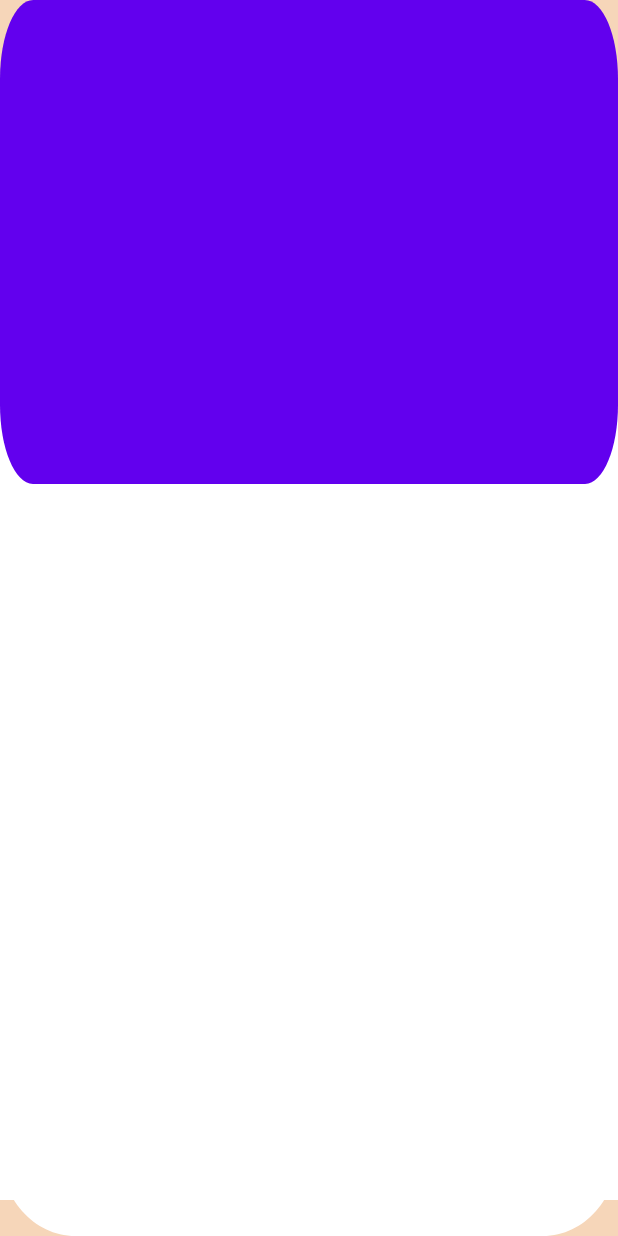
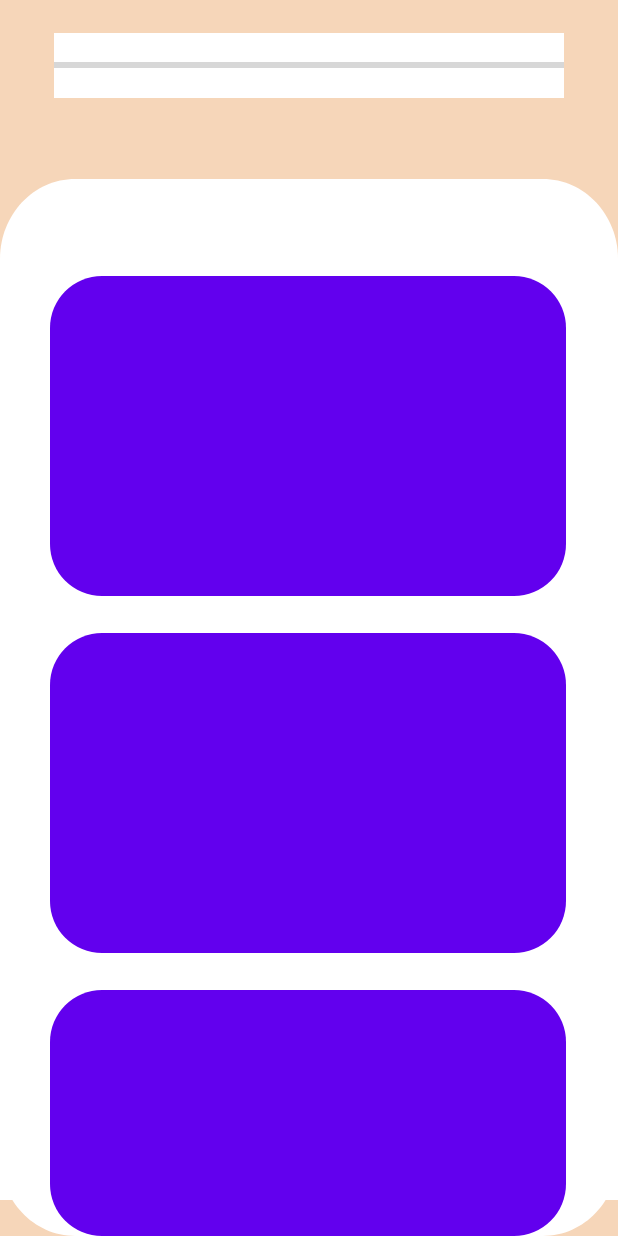
Before and after one commit to LilStupidPig20/Demo, an Android app: the screen it shows after launch (MainActivity), on a phone screen of 412 x 824 dp. Run offline under Robolectric (Android 15) with nearby library versions, the light colour scheme and no system bars.

Commit message:
кнопки v2

```diff
--- a/app/src/main/java/com/example/demo/MainActivity.java
+++ b/app/src/main/java/com/example/demo/MainActivity.java
@@ -1,8 +1,12 @@
 package com.example.demo;
 
 import androidx.appcompat.app.AppCompatActivity;
+import androidx.core.content.res.ResourcesCompat;
 
+import android.content.res.Resources;
+import android.graphics.drawable.Drawable;
 import android.os.Bundle;
+import android.widget.TextView;
 
 public class MainActivity extends AppCompatActivity {
 
@@ -10,5 +14,11 @@
     protected void onCreate(Bundle savedInstanceState) {
         super.onCreate(savedInstanceState);
         setContentView(R.layout.activity_main);
+
+        Resources res = getResources();
+        Drawable shape = ResourcesCompat.getDrawable(res, R.drawable.button_1_main_list, getTheme());
+
+        TextView tv1 = (TextView)findViewById(R.id.button1_main_list);
+        tv1.setBackground(shape);
     }
 }
--- a/app/src/main/res/drawable/button_1_main_list.xml
+++ b/app/src/main/res/drawable/button_1_main_list.xml
@@ -1,24 +1,10 @@
 <?xml version="1.0" encoding="utf-8"?>
-<vector
-    xmlns:android="http://schemas.android.com/apk/res/android"
-    xmlns:aapt="http://schemas.android.com/aapt"
-    android:width="977.55dp"
-    android:height="322.34dp"
-    android:viewportWidth="977.55"
-    android:viewportHeight="322.34"
-    >
+<shape xmlns:android="http://schemas.android.com/apk/res/android"
+    android:shape="rectangle" >
 
-    <group>
+    <solid android:color="@color/element_main_menu"/>
+    <size android:height="320px" />
+    <size android:width="977px" />
+    <corners android:radius="52px"/>
 
-        <clip-path
-            android:pathData="M52.5563 0H924.992C954.018 0 977.548 23.5303 977.548 52.5563V269.785C977.548 298.812 954.018 322.342 924.992 322.342H52.5563C23.5303 322.342 0 298.812 0 269.785V52.5563C0 23.5303 23.5303 0 52.5563 0Z"
-            />
-
-        <path
-            android:pathData="M0 0V322.342H977.548V0"
-            android:fillColor="#F2C5B7"
-            />
-
-    </group>
-
-</vector>
+</shape>
--- a/app/src/main/res/drawable/rectangle_1.xml
+++ b/app/src/main/res/drawable/rectangle_1.xml
@@ -2,8 +2,8 @@
 <vector
     xmlns:android="http://schemas.android.com/apk/res/android"
     xmlns:aapt="http://schemas.android.com/aapt"
-    android:width="1080.03dp"
-    android:height="1742.24dp"
+    android:width="1080px"
+    android:height="1742px"
     android:viewportWidth="1080.03"
     android:viewportHeight="1742.24"
     >
--- a/app/src/main/res/layout-v21/activity_main.xml
+++ b/app/src/main/res/layout-v21/activity_main.xml
@@ -24,11 +24,11 @@
 
     <View
         android:id="@+id/rectangle_1"
-        android:layout_width="1080.03dp"
-        android:layout_height="1742.24dp"
+        android:layout_width="1080px"
+        android:layout_height="1742px"
         android:layout_alignParentLeft="true"
         android:layout_alignParentTop="true"
-        android:layout_marginTop="68dp"
+        android:layout_marginTop="179px"
         android:background="@drawable/rectangle_1"
         />
 
@@ -44,11 +44,50 @@
         />
 
     <Button
-        android:id="@+id/button"
+        android:id="@+id/button1_main_list"
         android:layout_width="wrap_content"
         android:layout_height="wrap_content"
+        android:layout_marginTop="276px"
+        android:layout_marginLeft="50px"
+        android:layout_marginRight="52px"
         android:background="@drawable/button_1_main_list"
-        android:text="" />
+        android:stateListAnimator="@null"
+        />
 
+    <Button
+        android:id="@+id/button2_main_list"
+        android:layout_width="wrap_content"
+        android:layout_height="wrap_content"
+        android:layout_marginLeft="50px"
+        android:layout_marginRight="52px"
+        android:layout_below="@id/button1_main_list"
+        android:layout_marginTop="37px"
+        android:background="@drawable/button_1_main_list"
+        android:stateListAnimator="@null"
+        />
+
+    <Button
+        android:id="@+id/button3_main_list"
+        android:layout_width="wrap_content"
+        android:layout_height="wrap_content"
+        android:layout_marginLeft="50px"
+        android:layout_marginRight="52px"
+        android:layout_below="@id/button2_main_list"
+        android:layout_marginTop="37px"
+        android:background="@drawable/button_1_main_list"
+        android:stateListAnimator="@null"
+        />
+
+    <Button
+        android:id="@+id/button4_main_list"
+        android:layout_width="wrap_content"
+        android:layout_height="wrap_content"
+        android:layout_marginLeft="50px"
+        android:layout_marginRight="52px"
+        android:layout_below="@id/button3_main_list"
+        android:layout_marginTop="37px"
+        android:background="@drawable/button_1_main_list"
+        android:stateListAnimator="@null"
+        />
 
 </RelativeLayout>
--- a/app/src/main/res/layout/activity_main.xml
+++ b/app/src/main/res/layout/activity_main.xml
@@ -2,6 +2,7 @@
 <RelativeLayout xmlns:android="http://schemas.android.com/apk/res/android"
     xmlns:app="http://schemas.android.com/apk/res-auto"
     xmlns:tools="http://schemas.android.com/tools"
+    android:id="@+id/main_menu"
     android:layout_width="match_parent"
     android:layout_height="match_parent"
     android:background="@color/background_menu"
@@ -16,21 +17,19 @@
         android:layout_width="match_parent"
         android:layout_height="65px"
 
-        android:layout_marginLeft="36dp"
-        android:layout_marginTop="22dp"
-        android:layout_marginRight="36dp"
-        android:background="@color/white"
-        />
+        android:layout_marginLeft="94px"
+        android:layout_marginTop="57px"
+        android:layout_marginRight="94px"
+        android:background="@color/white" />
 
     <View
         android:id="@+id/rectangle_1"
-        android:layout_width="1080.03dp"
-        android:layout_height="1742.24dp"
+        android:layout_width="1080px"
+        android:layout_height="1742px"
         android:layout_alignParentLeft="true"
         android:layout_alignParentTop="true"
-        android:layout_marginTop="68dp"
-        android:background="@drawable/rectangle_1"
-        />
+        android:layout_marginTop="178px"
+        android:background="@drawable/rectangle_1" />
 
     <!--это колхозный закрывающий прямоуголник снизу-->
     <View
@@ -44,16 +43,52 @@
         android:background="@color/white" />
 
     <Button
+        android:id="@+id/button1"
+        android:layout_width="match_parent"
+
+        android:layout_height="322px"
+        android:layout_marginLeft="50px"
+        android:layout_marginTop="270px"
+        android:layout_marginRight="52px"
+        android:backgroundTint="@color/element_main_menu"
+        android:stateListAnimator="@null"
+        android:text="Button" />
+
+    <Button
         android:id="@+id/button2"
         android:layout_width="match_parent"
-        android:layout_height="wrap_content"
-        android:layout_marginTop="276px"
-        android:layout_marginLeft="20dp"
-        android:layout_marginRight="20dp"
+        android:layout_height="322px"
+        android:layout_below="@id/button1"
+        android:layout_marginLeft="50px"
+        android:layout_marginTop="37px"
+        android:layout_marginRight="52px"
+        android:backgroundTint="@color/element_main_menu"
         android:stateListAnimator="@null"
+        android:text="Button" />
+
+    <Button
+        android:id="@+id/button3"
+        android:layout_width="match_parent"
+        android:layout_height="322px"
+        android:layout_below="@id/button2"
+        android:layout_marginLeft="50px"
+        android:layout_marginTop="37px"
+        android:layout_marginRight="52px"
         android:backgroundTint="@color/element_main_menu"
-        android:text="Button"
-        />
+        android:stateListAnimator="@null"
+        android:text="Button" />
+
+    <Button
+        android:id="@+id/button4"
+        android:layout_width="match_parent"
+        android:layout_height="322px"
+        android:layout_below="@id/button3"
+        android:layout_marginLeft="50px"
+        android:layout_marginTop="37px"
+        android:layout_marginRight="52px"
+        android:backgroundTint="@color/element_main_menu"
+        android:stateListAnimator="@null"
+        android:text="Button" />
 
 
 </RelativeLayout>
```
